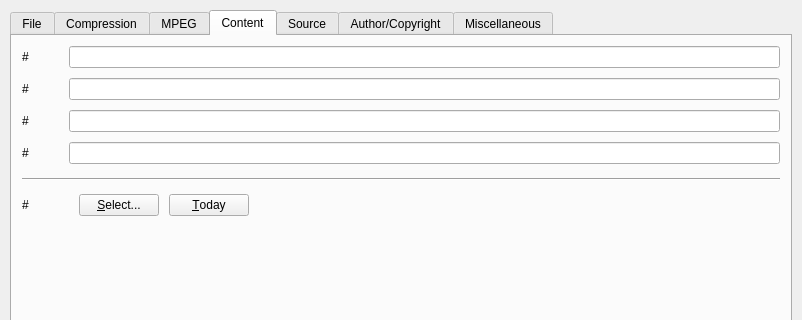
Old version of the form plugins/fileinfo/FileInfoDlg.ui in the repository KDE/kwave; both pictures show x 0 to 802 and y 0 to 320 of the 802 by 495 pixel window.
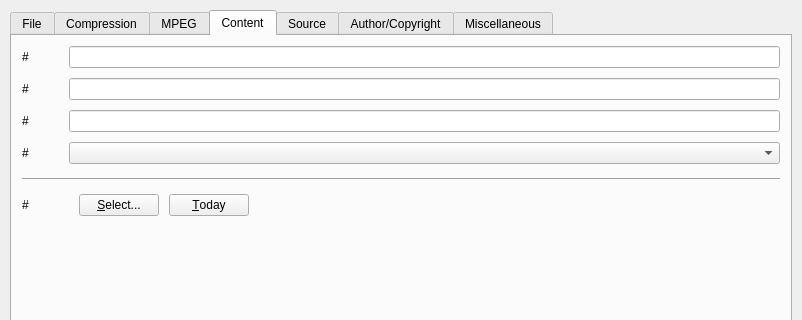
New version of the form. The open tabs and pages were chosen to show the change. Custom widgets are drawn as their Qt base class.

Commit message: MP3 codec: support for genre type

What changed in the file:
```diff
--- a/plugins/fileinfo/FileInfoDlg.ui
+++ b/plugins/fileinfo/FileInfoDlg.ui
@@ -1276,7 +1276,7 @@
         <widget class="QLineEdit" name="edName"/>
        </item>
        <item row="3" column="2">
-        <widget class="QLineEdit" name="edGenre"/>
+        <widget class="QComboBox" name="cbGenre"/>
        </item>
        <item row="4" column="0" colspan="3">
         <widget class="QFrame" name="Frame3_3">
```
Left out of the diff: 4 changed lines with no effect on the pictures. The commit also changes 7 other files.
